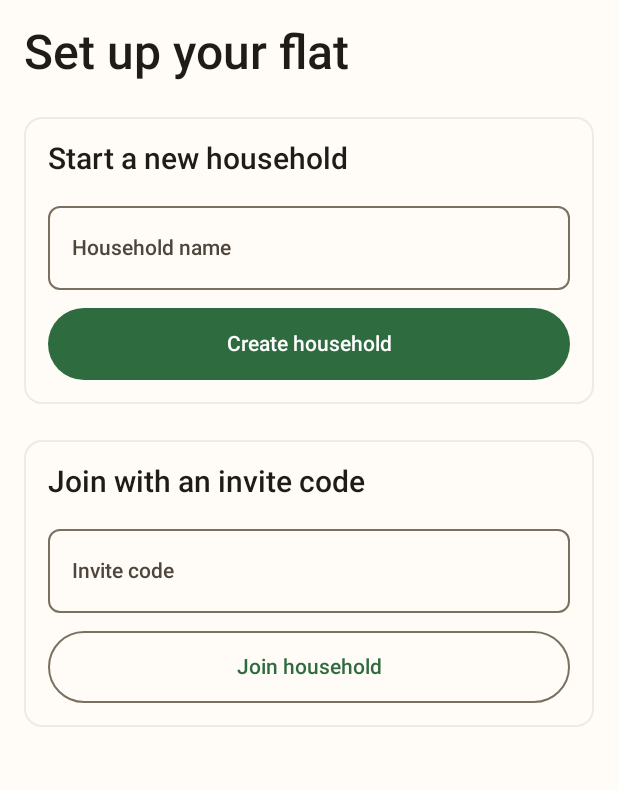
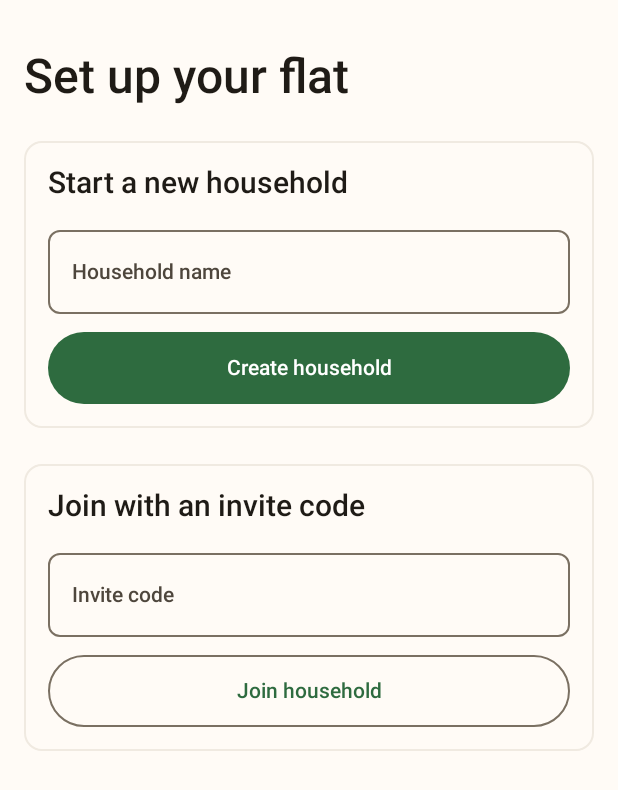
Before and after one commit to Aashu1303/grocery-app, an Android app built with Jetpack Compose: the composable HouseholdSetupScreen shown on its own in the app's theme, on a phone screen of 412 x 824 dp. Shown: the top 790 px of the screen. Run offline under Robolectric (Android 15) with nearby library versions, the phone set to English and light mode, and no system bars; our stand-ins replace Compose Multiplatform resources.

Commit message:
fix(household): give sign-in and setup room below the status bar [record screenshots]
The sign-in and "Set up your flat" screens have no top bar, so their titles
sat right under the status bar and looked cramped on a real phone. Both
now add spacing.md (16 dp) above their usual padding. Screens with a top
bar are unchanged.

The screenshot goldens for these screens change; CI records them.

Co-Authored-By: Claude Opus 5.5 <noreply@anthropic.com>
Claude-Session: https://claude.ai/code/session_01FeiztJ9RQArLpmKn8YQnmc

```diff
--- a/feature/household/src/commonMain/kotlin/app/rasoi/feature/household/setup/HouseholdSetupScreen.kt
+++ b/feature/household/src/commonMain/kotlin/app/rasoi/feature/household/setup/HouseholdSetupScreen.kt
@@ -62,6 +62,8 @@ fun HouseholdSetupScreen(
             .fillMaxSize()
             .background(AppTheme.colors.surface)
             .verticalScroll(rememberScrollState())
+            // No top bar here, so the title gets extra room below the status bar.
+            .padding(top = AppTheme.spacing.md)
             .padding(AppTheme.spacing.screenPadding),
         verticalArrangement = Arrangement.spacedBy(AppTheme.spacing.lg),
     ) {
--- a/feature/household/src/commonMain/kotlin/app/rasoi/feature/household/signin/SignInScreen.kt
+++ b/feature/household/src/commonMain/kotlin/app/rasoi/feature/household/signin/SignInScreen.kt
@@ -51,6 +51,8 @@ fun SignInScreen(state: SignInUiState, onEvent: (SignInUiEvent) -> Unit, modifie
             .fillMaxSize()
             .background(AppTheme.colors.surface)
             .verticalScroll(rememberScrollState())
+            // No top bar here, so the title gets extra room below the status bar.
+            .padding(top = AppTheme.spacing.md)
             .padding(AppTheme.spacing.lg),
         verticalArrangement = Arrangement.spacedBy(AppTheme.spacing.md),
     ) {
```
